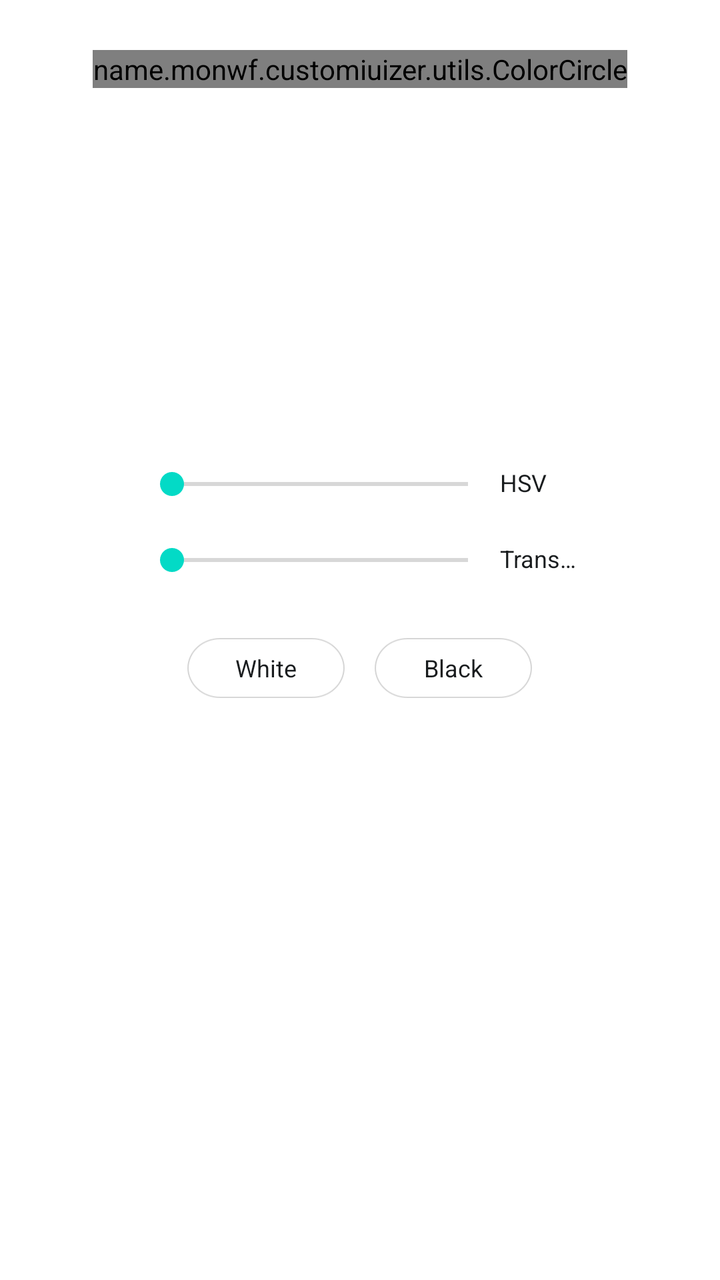
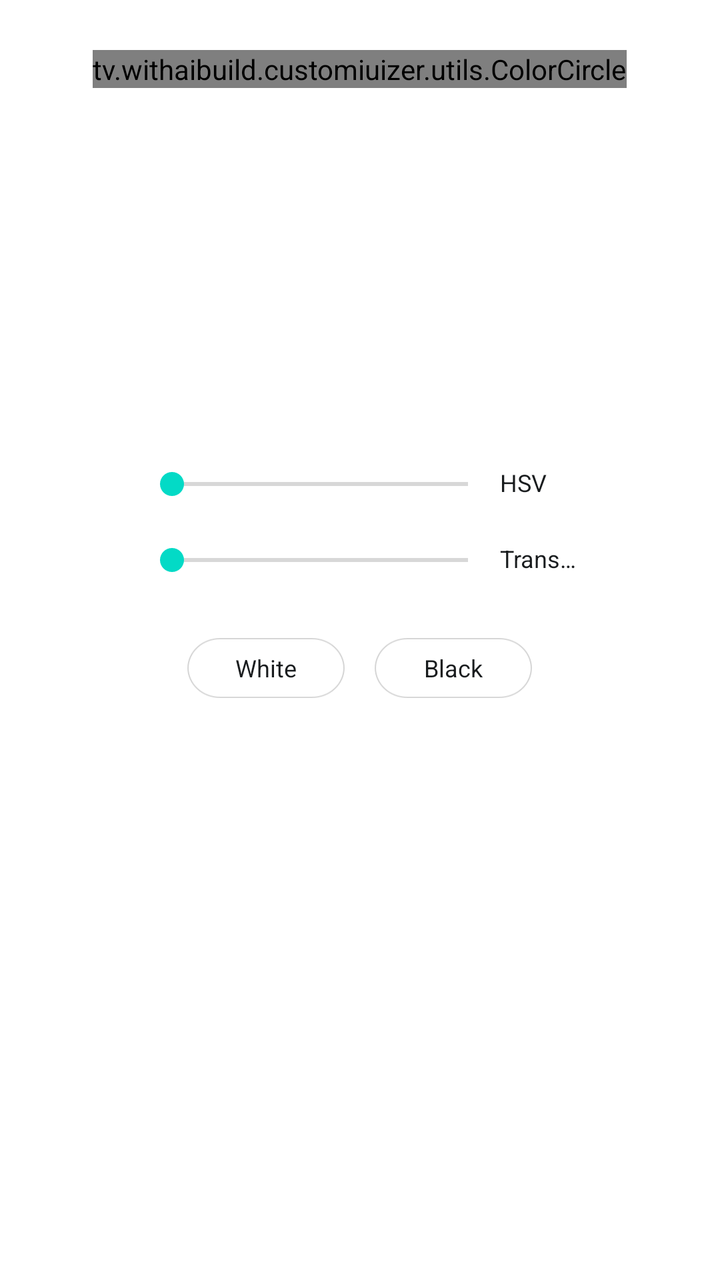

The first picture is an Android layout as it rendered before a commit; the second is the same layout after the commit. The layout source and the unified diff follow.
<!-- AndroidManifest.xml: fallback theme Theme.MaterialComponents.DayNight.NoActionBar -->
<!-- res/layout/fragment_selectcolor.xml -->
<?xml version="1.0" encoding="utf-8"?>
<RelativeLayout xmlns:android="http://schemas.android.com/apk/res/android"
	xmlns:tools="http://schemas.android.com/tools"
	android:layout_width="match_parent"
	android:layout_height="match_parent">

	<name.monwf.customiuizer.utils.ColorCircle
		android:id="@+id/color_circle"
		android:layout_width="wrap_content"
		android:layout_height="wrap_content"
		android:layout_centerHorizontal="true"
		android:layout_gravity="center_horizontal"
		android:layout_marginTop="25dp"
		android:scaleType="fitCenter" />

	<LinearLayout
		android:layout_height="wrap_content"
		android:layout_width="wrap_content"
		android:layout_below="@id/color_circle"
		android:layout_centerHorizontal="true"
		android:gravity="center_horizontal"
		android:layout_marginTop="30dp"
		android:orientation="vertical">

		<View
			android:id="@+id/selected_color"
			android:layout_width="220dp"
			android:layout_height="100dp" />

		<TextView
			android:id="@+id/selected_color_hint"
			android:textColor="@color/preference_primary_text_color"
			android:layout_width="wrap_content"
			android:textIsSelectable="true"
			android:layout_marginTop="10dp"
			android:layout_height="wrap_content" />

		<LinearLayout
			android:layout_height="match_parent"
			android:layout_width="220dp"
			android:layout_marginTop="30dp"
			android:gravity="center_vertical"
			android:orientation="horizontal">

			<android.widget.SeekBar
				android:id="@+id/hsv_value"
				android:layout_height="wrap_content"
				android:layout_width="180dp"
				android:min="0"
				android:max="100" />

			<TextView
				android:textSize="12sp"
				android:textColor="@color/preference_primary_text_color"
				android:focusable="false"
				android:layout_width="wrap_content"
				android:layout_height="match_parent"
				android:text="HSV"
				android:singleLine="true" />
		</LinearLayout>

		<LinearLayout
			android:layout_height="match_parent"
			android:layout_width="220dp"
			android:layout_marginTop="20dp"
			android:gravity="center_vertical"
			android:orientation="horizontal">

			<android.widget.SeekBar
				android:id="@+id/alpha_value"
				android:layout_height="wrap_content"
				android:layout_width="180dp"
				android:min="0"
				android:max="255" />

			<TextView
				android:textSize="12sp"
				android:textColor="@color/preference_primary_text_color"
				android:focusable="false"
				android:layout_width="wrap_content"
				android:layout_height="match_parent"
				android:text="@string/system_visualizer_transp_title"
				android:singleLine="true" />
		</LinearLayout>

		<LinearLayout
			android:layout_height="match_parent"
			android:layout_width="wrap_content"
			android:layout_marginTop="30dp"
			android:orientation="horizontal">

			<TextView
				android:textSize="12sp"
				android:textColor="@color/color_selector"
				android:gravity="center"
				android:id="@+id/white_color"
				android:background="@drawable/color_button"
				android:focusable="false"
				android:layout_width="wrap_content"
				android:layout_height="@dimen/screen_color_text_height"
				android:text="@string/white_color"
				android:textAlignment="center"
				android:singleLine="true"
				android:paddingStart="15dp"
				android:paddingEnd="15dp" />

			<TextView
				android:textSize="12sp"
				android:textColor="@color/color_selector"
				android:gravity="center"
				android:id="@+id/black_color"
				android:background="@drawable/color_button"
				android:focusable="false"
				android:layout_width="wrap_content"
				android:layout_height="@dimen/screen_color_text_height"
				android:layout_marginLeft="15dp"
				android:text="@string/black_color"
				android:textAlignment="center"
				android:singleLine="true"
				android:paddingStart="15dp"
				android:paddingEnd="15dp"
				tools:ignore="RtlHardcoded" />

			<TextView
				android:id="@+id/auto_color"
				android:textColor="@color/color_selector"
				android:visibility="gone"
				android:textSize="12sp"
				android:gravity="center"
				android:background="@drawable/color_button"
				android:focusable="false"
				android:layout_width="wrap_content"
				android:layout_height="@dimen/screen_color_text_height"
				android:layout_marginLeft="15dp"
				android:text="@string/auto_color"
				android:textAlignment="center"
				android:singleLine="true"
				android:paddingStart="15dp"
				android:paddingEnd="15dp"
				tools:ignore="RtlHardcoded" />

		</LinearLayout>

	</LinearLayout>

</RelativeLayout>
<!-- resources referenced by this layout -->
<resources>
  <color name="preference_primary_text_color">@android:color/system_neutral1_900</color>
  <dimen name="screen_color_text_height">30dp</dimen>
  <!-- drawable color_button: png bitmap (drawable-xxhdpi-v4, 2744 bytes) -->
  <string name="auto_color">Statusbar color</string>
  <string name="black_color">Black</string>
  <string name="system_visualizer_transp_title">Transparency</string>
  <string name="white_color">White</string>
</resources>

<!-- the commit's change to res/layout/fragment_selectcolor.xml (unified diff, before → after) -->
@@ -4,7 +4,7 @@
 	android:layout_width="match_parent"
 	android:layout_height="match_parent">
 
-	<name.monwf.customiuizer.utils.ColorCircle
+	<tv.withaibuild.customiuizer.utils.ColorCircle
 		android:id="@+id/color_circle"
 		android:layout_width="wrap_content"
 		android:layout_height="wrap_content"
